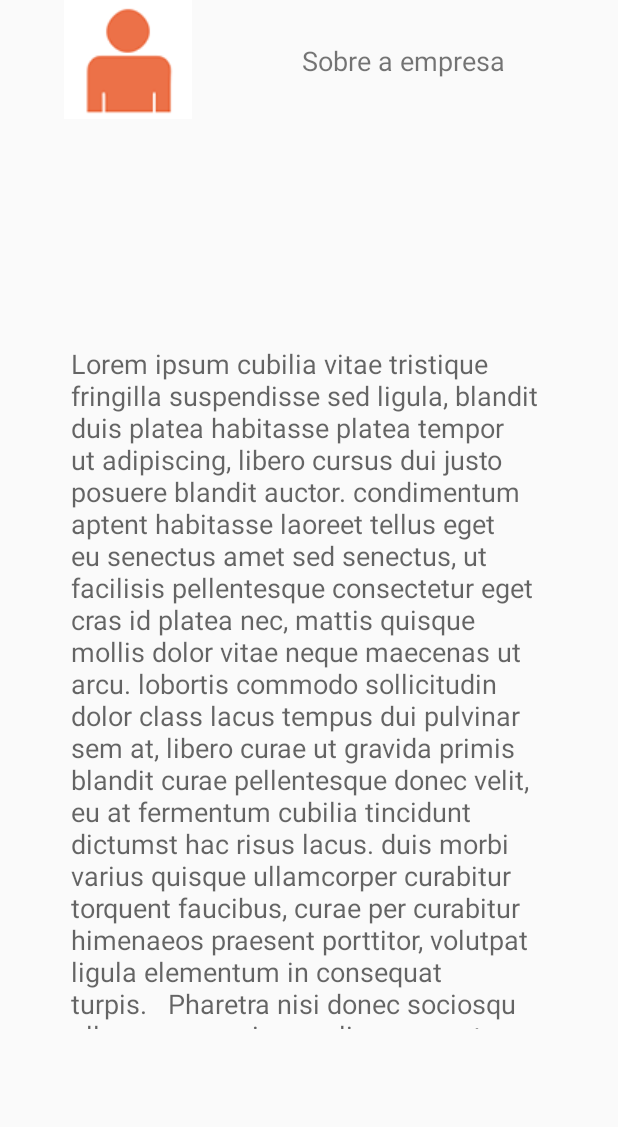
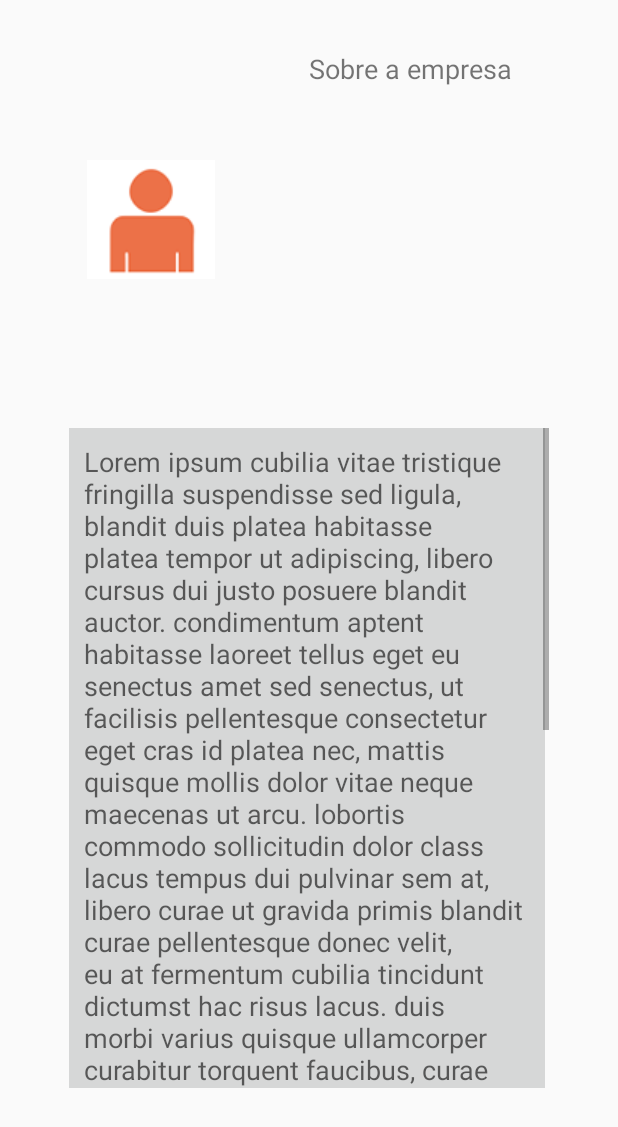
Before and after one commit to joberthrogers18/android, an Android app: the EmpresaActivity screen opened directly, with no data from a screen before it, on a phone screen of 412 x 824 dp. Shown: the top 1127 px of the screen. Run offline under Robolectric (Android 15) with nearby library versions, the phone set to English and light mode, and no system bars.

Commit message:
add complements

```diff
--- a/AtmEmpresaConsultoria/app/src/main/AndroidManifest.xml
+++ b/AtmEmpresaConsultoria/app/src/main/AndroidManifest.xml
@@ -16,7 +16,10 @@
                 <category android:name="android.intent.category.LAUNCHER" />
             </intent-filter>
         </activity>
-        <activity android:name=".EmpresaActivity"></activity>
+        <activity android:name=".EmpresaActivity" />
+        <activity android:name=".ServicoActivity" />
+        <activity android:name=".ClienteActivity" />
+        <activity android:name=".ContatoActivity"></activity>
     </application>
 
 </manifest>
--- a/AtmEmpresaConsultoria/app/src/main/res/layout/activity_empresa.xml
+++ b/AtmEmpresaConsultoria/app/src/main/res/layout/activity_empresa.xml
@@ -10,11 +10,14 @@
         android:id="@+id/imageView2"
         android:layout_width="wrap_content"
         android:layout_height="wrap_content"
+        android:layout_marginTop="8dp"
         android:src="@drawable/detalhe_empresa"
+        app:layout_constraintBottom_toTopOf="@+id/scrollView4"
         app:layout_constraintEnd_toEndOf="parent"
-        app:layout_constraintHorizontal_bias="0.13"
+        app:layout_constraintHorizontal_bias="0.177"
         app:layout_constraintStart_toStartOf="parent"
-        app:layout_constraintTop_toTopOf="parent" />
+        app:layout_constraintTop_toTopOf="parent"
+        app:layout_constraintVertical_bias="0.0" />
 
     <TextView
         android:id="@+id/textView"
@@ -23,26 +26,33 @@
         android:layout_marginTop="28dp"
         android:text="@string/empresDetalhes"
         android:textSize="18sp"
+        app:layout_constraintBottom_toTopOf="@+id/scrollView4"
         app:layout_constraintEnd_toEndOf="parent"
-        app:layout_constraintHorizontal_bias="0.519"
+        app:layout_constraintHorizontal_bias="0.5"
         app:layout_constraintStart_toEndOf="@+id/imageView2"
-        app:layout_constraintTop_toTopOf="parent" />
+        app:layout_constraintTop_toTopOf="parent"
+        app:layout_constraintVertical_bias="0.025" />
 
     <ScrollView
+        android:id="@+id/scrollView4"
         android:layout_width="320sp"
         android:layout_height="440dp"
         android:layout_alignParentEnd="true"
         android:layout_alignParentRight="true"
         android:layout_below="@+id/textView"
-        tools:layout_editor_absoluteX="32dp"
-        tools:layout_editor_absoluteY="90dp">
-
-    </ScrollView>
+        android:foregroundGravity=""
+        app:layout_constraintBottom_toBottomOf="parent"
+        app:layout_constraintEnd_toEndOf="parent"
+        app:layout_constraintHorizontal_bias="0.5"
+        app:layout_constraintStart_toStartOf="parent"
+        app:layout_constraintTop_toBottomOf="@+id/imageView2">
 
         <TextView
             android:id="@+id/textView2"
             android:layout_width="317dp"
             android:layout_height="456dp"
+            android:background="?attr/colorButtonNormal"
+            android:padding="@dimen/padPadrao"
             android:text="Lorem ipsum cubilia vitae tristique fringilla suspendisse sed ligula, blandit duis platea habitasse platea tempor ut adipiscing, libero cursus dui justo posuere blandit auctor. condimentum aptent habitasse laoreet tellus eget eu senectus amet sed senectus, ut facilisis pellentesque consectetur eget cras id platea nec, mattis quisque mollis dolor vitae neque maecenas ut arcu. lobortis commodo sollicitudin dolor class lacus tempus dui pulvinar sem at, libero curae ut gravida primis blandit curae pellentesque donec velit, eu at fermentum cubilia tincidunt dictumst hac risus lacus. duis morbi varius quisque ullamcorper curabitur torquent faucibus, curae per curabitur himenaeos praesent porttitor, volutpat ligula elementum in consequat turpis.
 
 Pharetra nisi donec sociosqu ullamcorper quisque aliquam nostra at aptent lobortis dolor libero hac, viverra curabitur condimentum tristique sapien sollicitudin eget aenean adipiscing eu fringilla sollicitudin. in lectus porta maecenas eleifend amet augue, euismod sed rhoncus amet urna dictumst, morbi lorem cursus metus platea. in curae pellentesque curae aenean magna lacinia integer, faucibus etiam pharetra est elit nulla enim, malesuada sem ullamcorper tempor class imperdiet. conubia scelerisque tempus donec inceptos nam euismod arcu praesent, sagittis etiam tellus sapien at dictumst nullam ligula duis, mauris per vel egestas ultricies congue dolor.
@@ -51,9 +61,11 @@
             android:textAppearance="?android:attr/textAppearanceMedium"
             app:layout_constraintBottom_toBottomOf="parent"
             app:layout_constraintEnd_toEndOf="parent"
+            app:layout_constraintHorizontal_bias="0.507"
             app:layout_constraintStart_toStartOf="parent"
             app:layout_constraintTop_toTopOf="parent"
-        app:layout_constraintVertical_bias="0.625" />
+            app:layout_constraintVertical_bias="1.0" />
+    </ScrollView>
 
 
 </android.support.constraint.ConstraintLayout>
--- a/AtmEmpresaConsultoria/app/src/main/res/values/strings.xml
+++ b/AtmEmpresaConsultoria/app/src/main/res/values/strings.xml
@@ -1,4 +1,8 @@
 <resources>
     <string name="app_name">AtmEmpresaConsultoria</string>
     <string name="empresDetalhes">Sobre a empresa</string>
+    <string name="servico_detalhes">Serviços</string>
+    <string name="consultoria">Consultoria</string>
+    <string name="processos">Processos</string>
+    <string name="acomEProgjeto">Acompanhamento e projetos</string>
 </resources>
```
Also changed, not shown: AtmEmpresaConsultoria/app/src/main/java/atmempresaconsultoria/cursoandroid/com/atmempresaconsultoria/MainActivity.java (+40 -0 lines), AtmEmpresaConsultoria/app/src/main/res/layout/activity_servico.xml (+12 -9 lines). Lines whose indentation alone changed are shown as unchanged.
